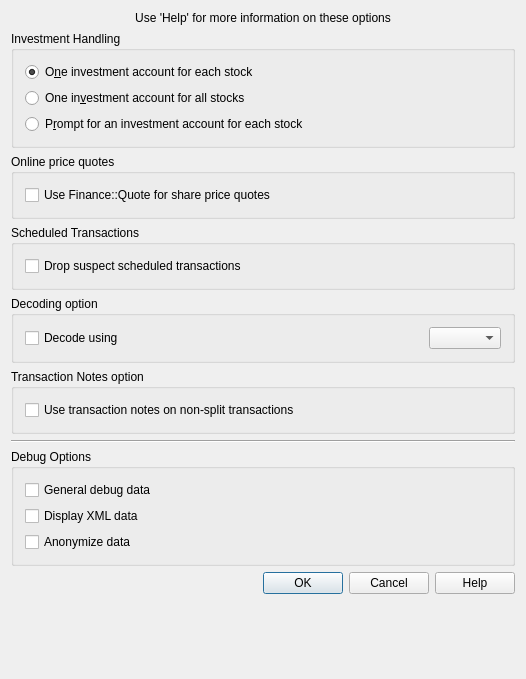
First picture: the form in kmymoney/plugins/gnc/import/kgncimportoptionsdlg.ui, repository KDE/kmymoney, before the edit.
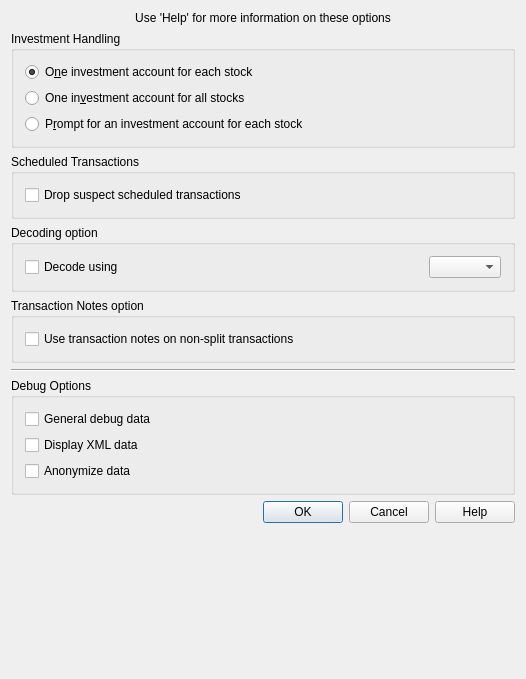
Second picture: the form after the edit. Custom widgets are drawn as their Qt base class.

Commit message: Remove support for Finance::Quote - support the built-in sources only - update the documentation

Diff of the .ui file:
```diff
--- a/kmymoney/plugins/gnc/import/kgncimportoptionsdlg.ui
+++ b/kmymoney/plugins/gnc/import/kgncimportoptionsdlg.ui
@@ -75,25 +75,6 @@
      </layout>
     </widget>
    </item>
-   <item>
-    <widget class="QGroupBox" name="buttonGroupBox5">
-     <property name="title">
-      <string>Online price quotes</string>
-     </property>
-     <layout class="QVBoxLayout">
-      <item>
-       <widget class="QCheckBox" name="checkFinanceQuote">
-        <property name="text">
-         <string>Use Finance::Quote for share price quotes</string>
-        </property>
-        <attribute name="buttonGroup">
-         <string notr="true">buttonGroup5</string>
-        </attribute>
-       </widget>
-      </item>
-     </layout>
-    </widget>
-   </item>
    <item>
     <widget class="QGroupBox" name="buttonGroupBox2">
      <property name="title">
```
Left out of the diff: 7 changed lines with no effect on the pictures. The commit also changes 16 other files.
